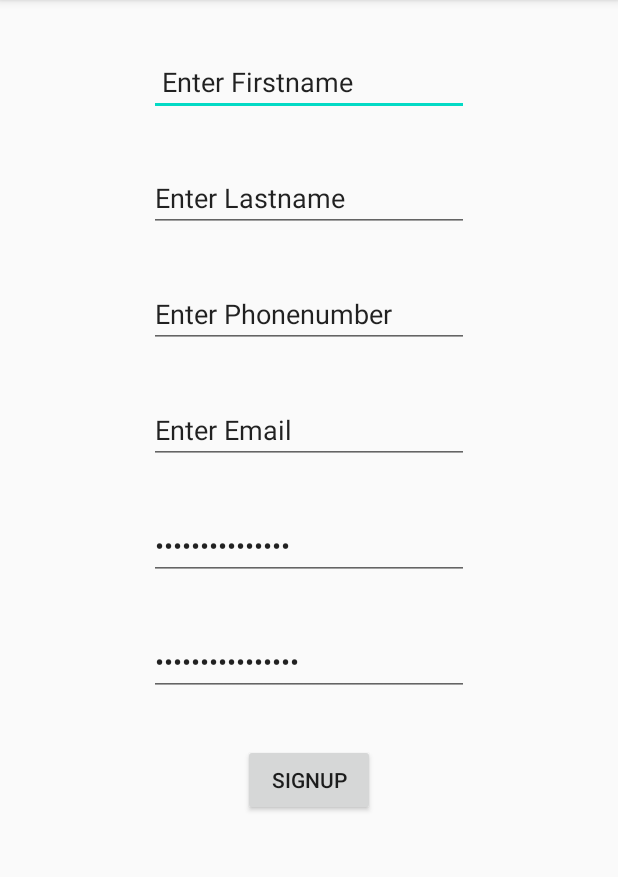
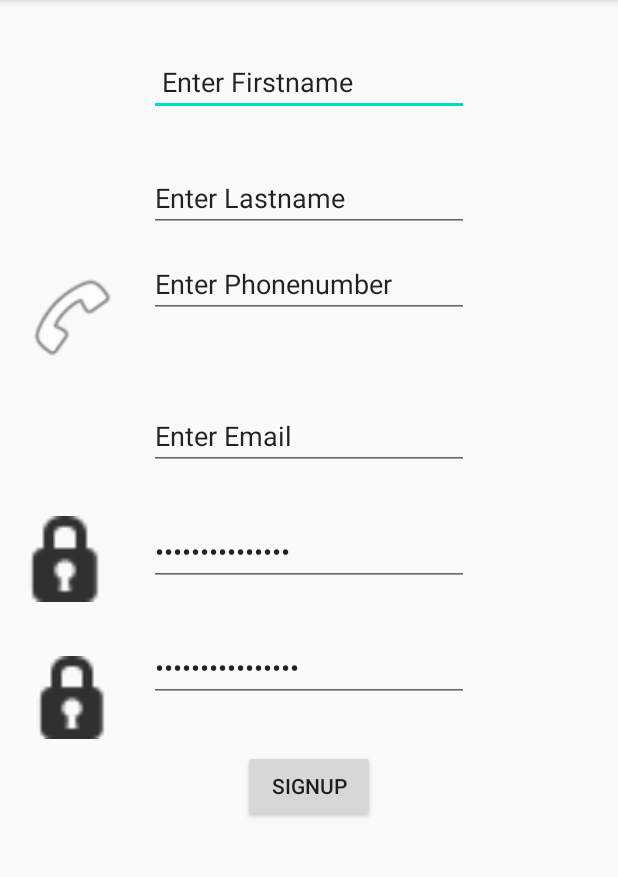
Before and after one commit to STELLAMARUH/Hello-app, an Android app: the Registration screen opened directly, with no data from a screen before it, on a phone screen of 412 x 824 dp, the part 84-961 px from its top. Run offline under Robolectric (Android 15) with nearby library versions, the phone set to English and light mode, and no system bars; 1 statement that could not run was skipped.

Commit message:
initial commit

```diff
--- a/app/build.gradle
+++ b/app/build.gradle
@@ -30,6 +30,7 @@ dependencies {
     implementation 'androidx.core:core-ktx:1.3.1'
     implementation 'androidx.appcompat:appcompat:1.1.0'
     implementation 'androidx.constraintlayout:constraintlayout:1.1.3'
+    implementation 'androidx.recyclerview:recyclerview:1.1.0'
     testImplementation 'junit:junit:4.12'
     androidTestImplementation 'androidx.test.ext:junit:1.1.1'
     androidTestImplementation 'androidx.test.espresso:espresso-core:3.2.0'
--- /dev/null
+++ b/app/src/main/res/layout/activity_coursesactivity.xml
@@ -0,0 +1,6 @@
+<?xml version="1.0" encoding="utf-8"?>
+<androidx.constraintlayout.widget.ConstraintLayout
+    xmlns:android="http://schemas.android.com/apk/res/android" android:layout_width="match_parent"
+    android:layout_height="match_parent">
+
+</androidx.constraintlayout.widget.ConstraintLayout>
--- a/app/src/main/res/layout/activity_registration.xml
+++ b/app/src/main/res/layout/activity_registration.xml
@@ -46,7 +46,7 @@
         android:layout_height="wrap_content"
         android:layout_marginStart="16dp"
         android:layout_marginLeft="16dp"
-        android:layout_marginTop="32dp"
+        android:layout_marginTop="12dp"
         android:layout_marginEnd="16dp"
         android:layout_marginRight="16dp"
         android:ems="10"
@@ -54,6 +54,7 @@
         android:inputType="phone"
         android:text="Enter Phonenumber"
         app:layout_constraintEnd_toEndOf="parent"
+        app:layout_constraintHorizontal_bias="0.502"
         app:layout_constraintStart_toStartOf="parent"
         app:layout_constraintTop_toBottomOf="@+id/etLastname" />
 
@@ -63,7 +64,7 @@
         android:layout_height="wrap_content"
         android:layout_marginStart="16dp"
         android:layout_marginLeft="16dp"
-        android:layout_marginTop="32dp"
+        android:layout_marginTop="56dp"
         android:layout_marginEnd="16dp"
         android:layout_marginRight="16dp"
         android:ems="10"
@@ -71,6 +72,7 @@
         android:inputType="textEmailAddress"
         android:text="Enter Email"
         app:layout_constraintEnd_toEndOf="parent"
+        app:layout_constraintHorizontal_bias="0.502"
         app:layout_constraintStart_toStartOf="parent"
         app:layout_constraintTop_toBottomOf="@+id/etPhonenumber" />
 
@@ -123,4 +125,74 @@
         app:layout_constraintStart_toStartOf="parent"
         app:layout_constraintTop_toBottomOf="@+id/etConfirmPassword" />
 
+    <ImageView
+        android:id="@+id/imageView"
+        android:layout_width="77dp"
+        android:layout_height="67dp"
+        android:layout_marginStart="16dp"
+        android:layout_marginLeft="16dp"
+        android:layout_marginTop="16dp"
+        app:layout_constraintStart_toStartOf="parent"
+        app:layout_constraintTop_toTopOf="parent"
+        tools:srcCompat="@tools:sample/avatars" />
+
+    <ImageView
+        android:id="@+id/imageView2"
+        android:layout_width="61dp"
+        android:layout_height="95dp"
+        android:layout_marginStart="16dp"
+        android:layout_marginLeft="16dp"
+        android:layout_marginTop="83dp"
+        app:layout_constraintStart_toStartOf="parent"
+        app:layout_constraintTop_toTopOf="parent"
+        tools:srcCompat="@tools:sample/avatars" />
+
+    <ImageView
+        android:id="@+id/imageView3"
+        android:layout_width="64dp"
+        android:layout_height="65dp"
+        android:layout_marginStart="16dp"
+        android:layout_marginLeft="16dp"
+        app:layout_constraintStart_toStartOf="parent"
+        app:layout_constraintTop_toBottomOf="@+id/imageView2"
+        app:srcCompat="@android:drawable/ic_menu_call" />
+
+    <ImageView
+        android:id="@+id/imageView4"
+        android:layout_width="80dp"
+        android:layout_height="75dp"
+        android:layout_marginTop="259dp"
+        app:layout_constraintEnd_toStartOf="parent"
+        app:layout_constraintHorizontal_bias="0.512"
+        app:layout_constraintStart_toStartOf="@+id/etEmail"
+        app:layout_constraintTop_toTopOf="parent"
+        app:srcCompat="@android:drawable/sym_action_email" />
+
+    <ImageView
+        android:id="@+id/imageView5"
+        android:layout_width="73dp"
+        android:layout_height="57dp"
+        android:layout_marginTop="344dp"
+        android:layout_marginEnd="332dp"
+        android:layout_marginRight="332dp"
+        android:layout_marginBottom="330dp"
+        app:layout_constraintBottom_toBottomOf="parent"
+        app:layout_constraintEnd_toEndOf="parent"
+        app:layout_constraintTop_toTopOf="parent"
+        app:layout_constraintVertical_bias="0.0"
+        app:srcCompat="@android:drawable/ic_secure" />
+
+    <ImageView
+        android:id="@+id/imageView6"
+        android:layout_width="72dp"
+        android:layout_height="55dp"
+        android:layout_marginTop="419dp"
+        android:layout_marginEnd="328dp"
+        android:layout_marginRight="328dp"
+        android:layout_marginBottom="257dp"
+        app:layout_constraintBottom_toBottomOf="parent"
+        app:layout_constraintEnd_toEndOf="parent"
+        app:layout_constraintTop_toTopOf="parent"
+        app:srcCompat="@android:drawable/ic_secure" />
+
 </androidx.constraintlayout.widget.ConstraintLayout>
```
Also changed, not shown: app/src/main/java/com/example/hello/CoursesActivity.kt (+41 -0 lines), app/src/main/res/layout/activity_courses.xml (+14 -0 lines), app/src/main/res/layout/courses_RecyclerView_Adapter.kt (added, +24 -0 lines), app/src/main/res/layout/row_courses_item.xml (added, +20 -0 lines).
